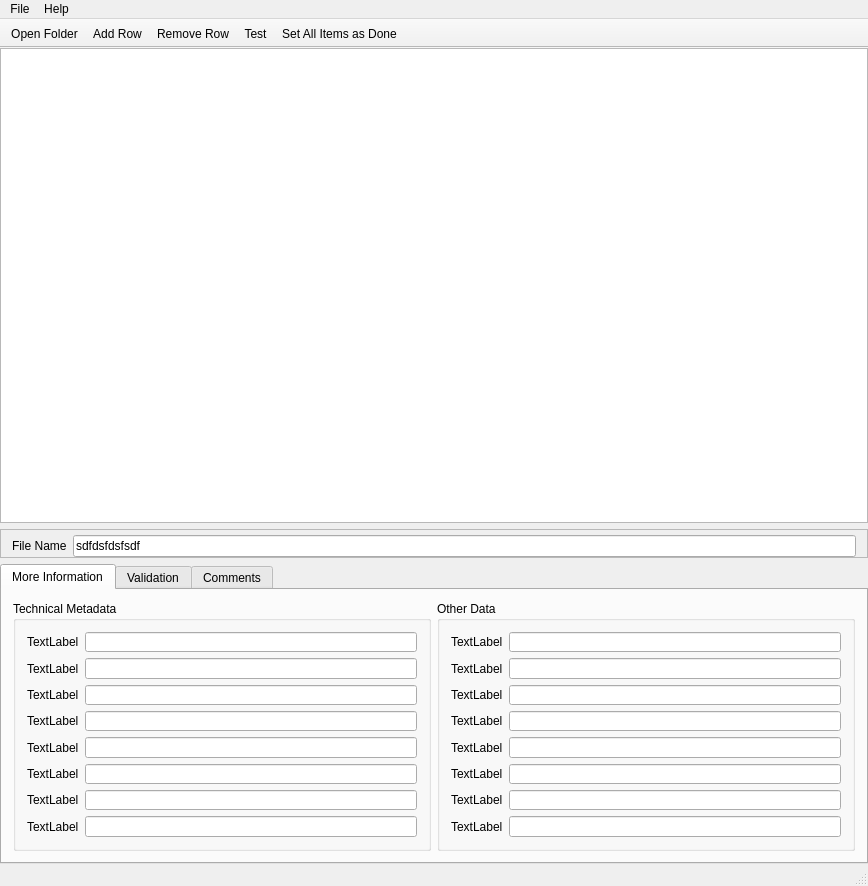
henryborchers/QC_AV_Tool, file mainwindow.ui: the form before one commit.
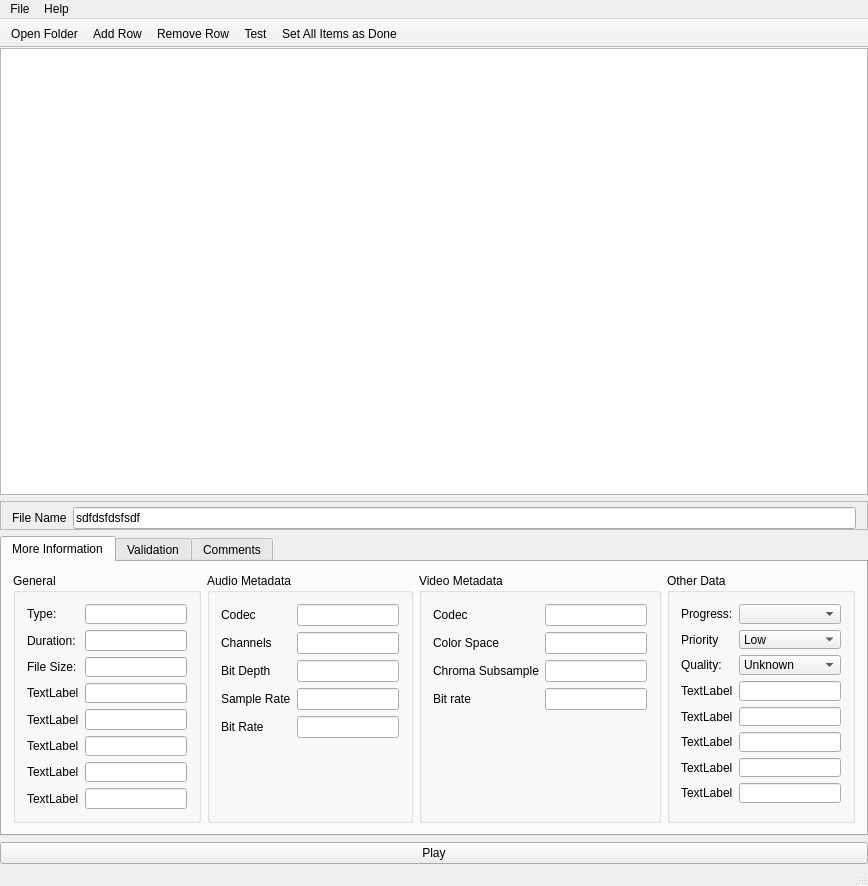
The form after the commit.

Commit message: Added video player with sound but (no sync)

```diff
--- a/mainwindow.ui
+++ b/mainwindow.ui
@@ -99,13 +99,16 @@
         <item row="0" column="1">
          <widget class="QGroupBox" name="groupBox">
           <property name="title">
-           <string>Technical Metadata</string>
+           <string>General</string>
           </property>
           <layout class="QFormLayout" name="formLayout">
            <item row="2" column="0">
             <widget class="QLabel" name="label_4">
              <property name="text">
-              <string>TextLabel</string>
+              <string>Duration:</string>
+             </property>
+             <property name="buddy">
+              <cstring>le_duration</cstring>
              </property>
             </widget>
            </item>
@@ -119,7 +122,10 @@
            <item row="3" column="0">
             <widget class="QLabel" name="label_2">
              <property name="text">
-              <string>TextLabel</string>
+              <string>File Size:</string>
+             </property>
+             <property name="buddy">
+              <cstring>le_file_size</cstring>
              </property>
             </widget>
            </item>
@@ -210,14 +216,17 @@
            <item row="1" column="0">
             <widget class="QLabel" name="label_3">
              <property name="text">
-              <string>TextLabel</string>
+              <string>Type:</string>
+             </property>
+             <property name="buddy">
+              <cstring>le_type</cstring>
              </property>
             </widget>
            </item>
           </layout>
          </widget>
         </item>
-        <item row="0" column="2">
+        <item row="0" column="4">
          <widget class="QGroupBox" name="groupBox_2">
           <property name="title">
            <string>Other Data</string>
@@ -226,28 +235,20 @@
            <item row="2" column="0">
             <widget class="QLabel" name="label_9">
              <property name="text">
-              <string>TextLabel</string>
+              <string>Priority</string>
              </property>
-            </widget>
-           </item>
-           <item row="2" column="1">
-            <widget class="QLineEdit" name="lineEdit_9">
-             <property name="readOnly">
-              <bool>true</bool>
+             <property name="buddy">
+              <cstring>cb_priority</cstring>
              </property>
             </widget>
            </item>
            <item row="3" column="0">
             <widget class="QLabel" name="label_10">
              <property name="text">
-              <string>TextLabel</string>
+              <string>Quality:</string>
              </property>
-            </widget>
-           </item>
-           <item row="3" column="1">
-            <widget class="QLineEdit" name="lineEdit_10">
-             <property name="readOnly">
-              <bool>true</bool>
+             <property name="buddy">
+              <cstring>cb_quality</cstring>
              </property>
             </widget>
            </item>
@@ -321,20 +322,189 @@
              </property>
             </widget>
            </item>
+           <item row="1" column="0">
+            <widget class="QLabel" name="lbl_progress">
+             <property name="text">
+              <string>Progress:</string>
+             </property>
+             <property name="buddy">
+              <cstring>cb_progress</cstring>
+             </property>
+            </widget>
+           </item>
+           <item row="2" column="1">
+            <widget class="QComboBox" name="cb_priority">
+             <property name="currentText">
+              <string>Low</string>
+             </property>
+             <item>
+              <property name="text">
+               <string>Low</string>
+              </property>
+             </item>
+             <item>
+              <property name="text">
+               <string>Normal</string>
+              </property>
+             </item>
+             <item>
+              <property name="text">
+               <string>High</string>
+              </property>
+             </item>
+            </widget>
+           </item>
            <item row="1" column="1">
-            <widget class="QLineEdit" name="lineEdit_16">
-             <property name="readOnly">
+            <widget class="QComboBox" name="cb_progress"/>
+           </item>
+           <item row="3" column="1">
+            <widget class="QComboBox" name="cb_quality">
+             <property name="frame">
               <bool>true</bool>
              </property>
+             <item>
+              <property name="text">
+               <string>Unknown</string>
+              </property>
+             </item>
+             <item>
+              <property name="text">
+               <string>Passed</string>
+              </property>
+             </item>
+             <item>
+              <property name="text">
+               <string>Failed</string>
+              </property>
+             </item>
             </widget>
+           </item>
+           <item row="9" column="1">
+            <widget class="QWidget" name="widget" native="true"/>
+           </item>
+          </layout>
+         </widget>
+        </item>
+        <item row="0" column="2">
+         <widget class="QGroupBox" name="groupBox_3">
+          <property name="title">
+           <string>Audio Metadata</string>
+          </property>
+          <layout class="QFormLayout" name="formLayout_3">
+           <item row="0" column="0">
+            <widget class="QLabel" name="lbl_audioCodec">
+             <property name="text">
+              <string>Codec</string>
+             </property>
+             <property name="buddy">
+              <cstring>le_audioCodec</cstring>
+             </property>
+            </widget>
+           </item>
+           <item row="0" column="1">
+            <widget class="QLineEdit" name="le_audioCodec"/>
+           </item>
+           <item row="2" column="0">
+            <widget class="QLabel" name="lbl_audioChannels">
+             <property name="text">
+              <string>Channels</string>
+             </property>
+             <property name="buddy">
+              <cstring>le_audioChannels</cstring>
+             </property>
+            </widget>
+           </item>
+           <item row="2" column="1">
+            <widget class="QLineEdit" name="le_audioChannels"/>
+           </item>
+           <item row="4" column="0">
+            <widget class="QLabel" name="lbl_audioBitDepth">
+             <property name="text">
+              <string>Bit Depth</string>
+             </property>
+             <property name="buddy">
+              <cstring>le_audioBitDepth</cstring>
+             </property>
+            </widget>
+           </item>
+           <item row="4" column="1">
+            <widget class="QLineEdit" name="le_audioBitDepth"/>
+           </item>
+           <item row="5" column="0">
+            <widget class="QLabel" name="lbl_audioSampleRate">
+             <property name="text">
+              <string>Sample Rate</string>
+             </property>
+             <property name="buddy">
+              <cstring>le_audioSampleRate</cstring>
+             </property>
+            </widget>
+           </item>
+           <item row="5" column="1">
+            <widget class="QLineEdit" name="le_audioSampleRate"/>
+           </item>
+           <item row="6" column="0">
+            <widget class="QLabel" name="lbl_audioBitRate">
+             <property name="text">
+              <string>Bit Rate</string>
+             </property>
+             <property name="buddy">
+              <cstring>le_audioBitRate</cstring>
+             </property>
+            </widget>
+           </item>
+           <item row="6" column="1">
+            <widget class="QLineEdit" name="le_audioBitRate"/>
+           </item>
+          </layout>
+         </widget>
+        </item>
+        <item row="0" column="3">
+         <widget class="QGroupBox" name="groupBox_4">
+          <property name="title">
+           <string>Video Metadata</string>
+          </property>
+          <layout class="QFormLayout" name="formLayout_4">
+           <item row="0" column="0">
+            <widget class="QLabel" name="label_23">
+             <property name="text">
+              <string>Codec</string>
+             </property>
+            </widget>
+           </item>
+           <item row="0" column="1">
+            <widget class="QLineEdit" name="lineEdit_21"/>
            </item>
            <item row="1" column="0">
-            <widget class="QLabel" name="label_16">
+            <widget class="QLabel" name="label_24">
              <property name="text">
-              <string>TextLabel</string>
+              <string>Color Space</string>
              </property>
             </widget>
            </item>
+           <item row="1" column="1">
+            <widget class="QLineEdit" name="lineEdit_22"/>
+           </item>
+           <item row="2" column="0">
+            <widget class="QLabel" name="label_25">
+             <property name="text">
+              <string>Chroma Subsample</string>
+             </property>
+            </widget>
+           </item>
+           <item row="2" column="1">
+            <widget class="QLineEdit" name="lineEdit_23"/>
+           </item>
+           <item row="3" column="0">
+            <widget class="QLabel" name="label_26">
+             <property name="text">
+              <string>Bit rate</string>
+             </property>
+            </widget>
+           </item>
+           <item row="3" column="1">
+            <widget class="QLineEdit" name="lineEdit_24"/>
+           </item>
           </layout>
          </widget>
         </item>
@@ -382,6 +552,13 @@
       </widget>
      </widget>
     </item>
+    <item>
+     <widget class="QPushButton" name="btn_play">
+      <property name="text">
+       <string>Play</string>
+      </property>
+     </widget>
+    </item>
    </layout>
   </widget>
   <widget class="QMenuBar" name="menuBar">
```
Left out of the diff: 16 changed lines with no effect on the pictures. The commit also changes 19 other files.
